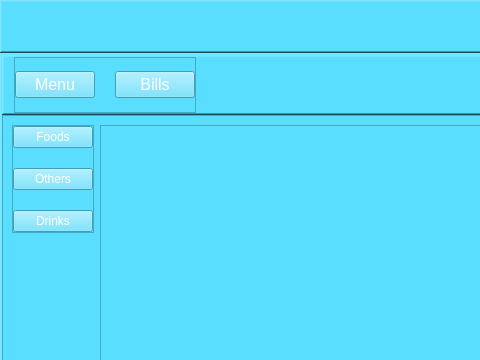
nguyenlong0920/Computer-Store-Information-Management-System, file front-end/interface.ui: the form before one commit; both pictures show x 0 to 480 and y 0 to 360 of the 1200 by 900 pixel window.
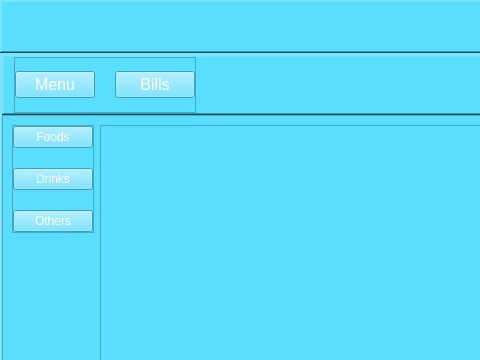
The form after the commit. The open tabs and pages were chosen to show the change. Icons and pictures are not drawn.

Commit message: Add data for table combobox

Diff of the .ui file:
```diff
--- a/front-end/interface.ui
+++ b/front-end/interface.ui
@@ -479,17 +479,7 @@
                         </widget>
                        </item>
                        <item>
-                        <widget class="QPushButton" name="pushButton_11">
-                         <property name="cursor">
-                          <cursorShape>PointingHandCursor</cursorShape>
-                         </property>
-                         <property name="text">
-                          <string>Others</string>
-                         </property>
-                        </widget>
-                       </item>
-                       <item>
-                        <widget class="QPushButton" name="pushButton_10">
+                        <widget class="QPushButton" name="drinks">
                          <property name="cursor">
                           <cursorShape>PointingHandCursor</cursorShape>
                          </property>
@@ -498,6 +488,16 @@
                          </property>
                         </widget>
                        </item>
+                       <item>
+                        <widget class="QPushButton" name="others">
+                         <property name="cursor">
+                          <cursorShape>PointingHandCursor</cursorShape>
+                         </property>
+                         <property name="text">
+                          <string>Others</string>
+                         </property>
+                        </widget>
+                       </item>
                       </layout>
                      </widget>
                     </item>
```
Left out of the diff: 7 changed lines with no effect on the pictures. The commit also changes 2 other files.
